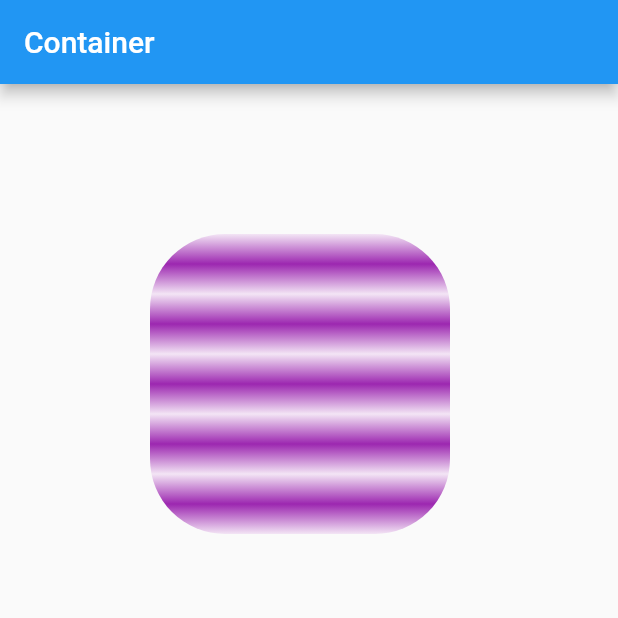
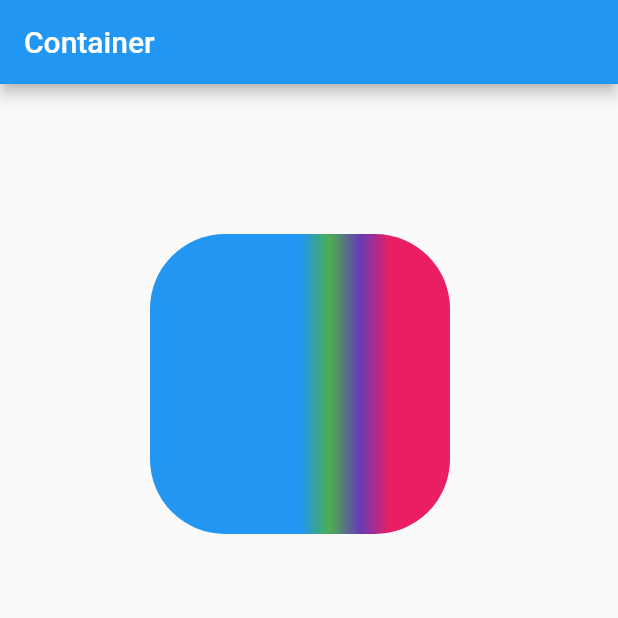
Before and after one commit to MonikaSliciute/hello-layouts, a Flutter app: the screen it shows after launch, on a phone screen of 412 x 824 dp, the top half of it. Run offline on Flutter 3.47's test engine with Material 2 defaults, Android fonts, the phone set to English and light mode, and no system bars.

Commit message:
4 colour gradient with stops

```diff
--- a/lib/main.dart
+++ b/lib/main.dart
@@ -22,10 +22,14 @@ class MyApp extends StatelessWidget {
               decoration: BoxDecoration(
                 color: Colors.orange,
                 gradient: LinearGradient(
-                  begin: Alignment(0.0, -1.0),
-                  end: Alignment(0.0, -0.8),
-                  tileMode: TileMode.mirror,
-                  colors: [Colors.purple.shade50, Colors.purple.shade500],
+                  tileMode: TileMode.clamp,
+                  stops: [0.5, 0.6, 0.7, 0.8],
+                  colors: [
+                    Colors.blue,
+                    Colors.green,
+                    Colors.deepPurple,
+                    Colors.pink
+                  ],
                 ),
                 shape: BoxShape.rectangle,
                 borderRadius: BorderRadius.all(Radius.circular(50.0)),
```
